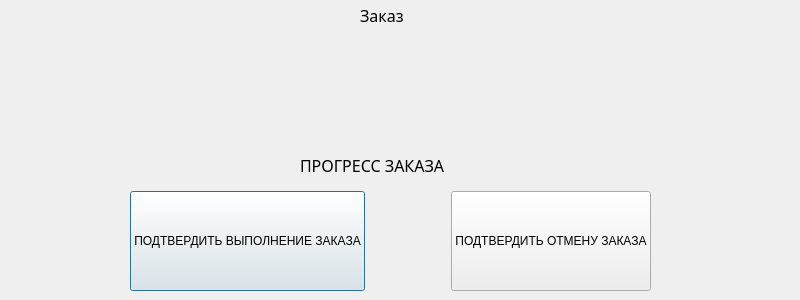
The window that untitled4/currentzakaz.ui (pozhiloiborov/ARM) describes before a commit, drawn with Qt 5.
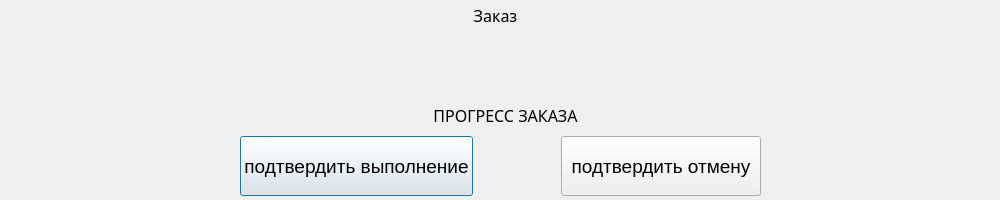
The same window after the commit.

The edit to the form file:
```diff
--- a/untitled4/currentzakaz.ui
+++ b/untitled4/currentzakaz.ui
@@ -6,20 +6,20 @@
    <rect>
     <x>0</x>
     <y>0</y>
-    <width>800</width>
-    <height>300</height>
+    <width>1000</width>
+    <height>200</height>
    </rect>
   </property>
   <property name="minimumSize">
    <size>
-    <width>800</width>
-    <height>300</height>
+    <width>1000</width>
+    <height>150</height>
    </size>
   </property>
   <property name="maximumSize">
    <size>
-    <width>800</width>
-    <height>300</height>
+    <width>1000</width>
+    <height>200</height>
    </size>
   </property>
   <property name="windowTitle">
@@ -30,14 +30,16 @@
     <rect>
      <x>0</x>
      <y>30</y>
-     <width>791</width>
+     <width>1001</width>
      <height>61</height>
     </rect>
    </property>
    <property name="font">
     <font>
-     <family>Segoe Script</family>
-     <pointsize>8</pointsize>
+     <family>Times New Roman</family>
+     <pointsize>12</pointsize>
+     <weight>75</weight>
+     <bold>true</bold>
     </font>
    </property>
    <property name="text">
@@ -50,10 +52,10 @@
   <widget class="QWidget" name="layoutWidget">
    <property name="geometry">
     <rect>
-     <x>130</x>
-     <y>190</y>
+     <x>240</x>
+     <y>130</y>
      <width>521</width>
-     <height>102</height>
+     <height>72</height>
     </rect>
    </property>
    <layout class="QHBoxLayout" name="horizontalLayout">
@@ -62,11 +64,16 @@
       <property name="minimumSize">
        <size>
         <width>200</width>
-        <height>100</height>
+        <height>60</height>
        </size>
       </property>
+      <property name="font">
+       <font>
+        <pointsize>14</pointsize>
+       </font>
+      </property>
       <property name="text">
-       <string>ПОДТВЕРДИТЬ ВЫПОЛНЕНИЕ ЗАКАЗА</string>
+       <string>подтвердить выполнение</string>
       </property>
      </widget>
     </item>
@@ -88,11 +95,16 @@
       <property name="minimumSize">
        <size>
         <width>200</width>
-        <height>100</height>
+        <height>60</height>
        </size>
       </property>
+      <property name="font">
+       <font>
+        <pointsize>14</pointsize>
+       </font>
+      </property>
       <property name="text">
-       <string>ПОДТВЕРДИТЬ ОТМЕНУ ЗАКАЗА</string>
+       <string>подтвердить отмену</string>
       </property>
      </widget>
     </item>
@@ -101,7 +113,7 @@
   <widget class="QLabel" name="label_2">
    <property name="geometry">
     <rect>
-     <x>360</x>
+     <x>370</x>
      <y>0</y>
      <width>251</width>
      <height>31</height>
@@ -116,12 +128,15 @@
    <property name="text">
     <string>Заказ</string>
    </property>
+   <property name="alignment">
+    <set>Qt::AlignCenter</set>
+   </property>
   </widget>
   <widget class="QLabel" name="label_3">
    <property name="geometry">
     <rect>
-     <x>300</x>
-     <y>150</y>
+     <x>380</x>
+     <y>100</y>
      <width>251</width>
      <height>31</height>
     </rect>
@@ -135,6 +150,9 @@
    <property name="text">
     <string>ПРОГРЕСС ЗАКАЗА</string>
    </property>
+   <property name="alignment">
+    <set>Qt::AlignCenter</set>
+   </property>
   </widget>
  </widget>
  <resources/>
```
